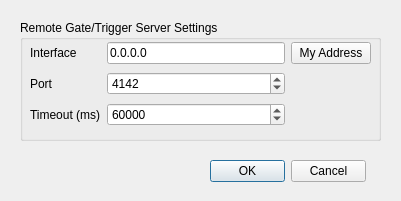
billkarsh/SpikeGLX, file Forms/RgtSrvDialog.ui: the form before one commit.
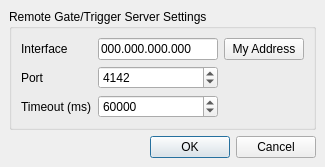
The form after the commit.

```diff
--- a/Forms/RgtSrvDialog.ui
+++ b/Forms/RgtSrvDialog.ui
@@ -9,21 +9,36 @@
    <rect>
     <x>0</x>
     <y>0</y>
-    <width>401</width>
-    <height>201</height>
+    <width>325</width>
+    <height>159</height>
    </rect>
   </property>
   <property name="windowTitle">
    <string>Gate/Trigger Server Settings</string>
   </property>
+  <layout class="QGridLayout" name="gridLayout_2">
+   <property name="leftMargin">
+    <number>9</number>
+   </property>
+   <property name="topMargin">
+    <number>9</number>
+   </property>
+   <property name="rightMargin">
+    <number>9</number>
+   </property>
+   <property name="bottomMargin">
+    <number>9</number>
+   </property>
+   <property name="spacing">
+    <number>4</number>
+   </property>
+   <item row="2" column="0">
   <widget class="QDialogButtonBox" name="buttonBox">
-   <property name="geometry">
-    <rect>
-     <x>210</x>
-     <y>160</y>
-     <width>156</width>
-     <height>23</height>
-    </rect>
+     <property name="sizePolicy">
+      <sizepolicy hsizetype="Preferred" vsizetype="Preferred">
+       <horstretch>0</horstretch>
+       <verstretch>0</verstretch>
+      </sizepolicy>
    </property>
    <property name="focusPolicy">
     <enum>Qt::StrongFocus</enum>
@@ -35,15 +50,9 @@
     <set>QDialogButtonBox::Cancel|QDialogButtonBox::Ok</set>
    </property>
   </widget>
+   </item>
+   <item row="0" column="0">
   <widget class="QGroupBox" name="enabledGB">
-   <property name="geometry">
-    <rect>
-     <x>20</x>
-     <y>20</y>
-     <width>361</width>
-     <height>121</height>
-    </rect>
-   </property>
    <property name="title">
     <string>Remote Gate/Trigger Server Settings</string>
    </property>
@@ -53,20 +62,14 @@
    <property name="checked">
     <bool>false</bool>
    </property>
-   <widget class="QWidget" name="gridLayoutWidget">
-    <property name="geometry">
-     <rect>
-      <x>10</x>
-      <y>20</y>
-      <width>341</width>
-      <height>91</height>
-     </rect>
-    </property>
     <layout class="QGridLayout" name="gridLayout">
+      <property name="horizontalSpacing">
+       <number>6</number>
+      </property>
      <item row="0" column="0">
       <widget class="QLabel" name="ipLabel">
        <property name="sizePolicy">
-        <sizepolicy hsizetype="Minimum" vsizetype="Preferred">
+         <sizepolicy hsizetype="Preferred" vsizetype="Preferred">
          <horstretch>0</horstretch>
          <verstretch>0</verstretch>
         </sizepolicy>
@@ -78,13 +81,51 @@
      </item>
      <item row="0" column="1">
       <widget class="QLineEdit" name="ipLE">
+        <property name="sizePolicy">
+         <sizepolicy hsizetype="MinimumExpanding" vsizetype="Fixed">
+          <horstretch>0</horstretch>
+          <verstretch>0</verstretch>
+         </sizepolicy>
+        </property>
        <property name="text">
-        <string>0.0.0.0</string>
+         <string>000.000.000.000</string>
+        </property>
+       </widget>
+      </item>
+      <item row="0" column="2">
+       <widget class="QPushButton" name="ipBut">
+        <property name="sizePolicy">
+         <sizepolicy hsizetype="Preferred" vsizetype="Preferred">
+          <horstretch>0</horstretch>
+          <verstretch>0</verstretch>
+         </sizepolicy>
+        </property>
+        <property name="text">
+         <string>My Address</string>
+        </property>
+       </widget>
+      </item>
+      <item row="1" column="0">
+       <widget class="QLabel" name="portLabel">
+        <property name="sizePolicy">
+         <sizepolicy hsizetype="Preferred" vsizetype="Preferred">
+          <horstretch>0</horstretch>
+          <verstretch>0</verstretch>
+         </sizepolicy>
+        </property>
+        <property name="text">
+         <string>Port</string>
        </property>
       </widget>
      </item>
      <item row="1" column="1">
       <widget class="QSpinBox" name="portSB">
+        <property name="sizePolicy">
+         <sizepolicy hsizetype="Expanding" vsizetype="Fixed">
+          <horstretch>0</horstretch>
+          <verstretch>0</verstretch>
+         </sizepolicy>
+        </property>
        <property name="minimum">
         <number>1</number>
        </property>
@@ -96,8 +137,30 @@
        </property>
       </widget>
      </item>
+      <item row="2" column="0">
+       <widget class="QLabel" name="toLabel">
+        <property name="sizePolicy">
+         <sizepolicy hsizetype="Preferred" vsizetype="Preferred">
+          <horstretch>0</horstretch>
+          <verstretch>0</verstretch>
+         </sizepolicy>
+        </property>
+        <property name="toolTip">
+         <string>Communications timeout. Connections are dropped if they take longer than this to respond to immediate commands.</string>
+        </property>
+        <property name="text">
+         <string>Timeout (ms)</string>
+        </property>
+       </widget>
+      </item>
      <item row="2" column="1">
       <widget class="QSpinBox" name="toSB">
+        <property name="sizePolicy">
+         <sizepolicy hsizetype="Expanding" vsizetype="Fixed">
+          <horstretch>0</horstretch>
+          <verstretch>0</verstretch>
+         </sizepolicy>
+        </property>
        <property name="toolTip">
         <string>Communications timeout. Connections are dropped if they take longer than this to respond to immediate commands.</string>
        </property>
@@ -112,45 +175,26 @@
        </property>
       </widget>
      </item>
-     <item row="0" column="2">
-      <widget class="QPushButton" name="ipBut">
-       <property name="text">
-        <string>My Address</string>
-       </property>
+     </layout>
       </widget>
      </item>
      <item row="1" column="0">
-      <widget class="QLabel" name="portLabel">
-       <property name="sizePolicy">
-        <sizepolicy hsizetype="Minimum" vsizetype="Preferred">
-         <horstretch>0</horstretch>
-         <verstretch>0</verstretch>
-        </sizepolicy>
-       </property>
-       <property name="text">
-        <string>Port</string>
-       </property>
-      </widget>
-     </item>
-     <item row="2" column="0">
-      <widget class="QLabel" name="toLabel">
-       <property name="sizePolicy">
-        <sizepolicy hsizetype="Minimum" vsizetype="Preferred">
-         <horstretch>0</horstretch>
-         <verstretch>0</verstretch>
-        </sizepolicy>
-       </property>
-       <property name="toolTip">
-        <string>Communications timeout. Connections are dropped if they take longer than this to respond to immediate commands.</string>
-       </property>
-       <property name="text">
-        <string>Timeout (ms)</string>
-       </property>
-      </widget>
-     </item>
-    </layout>
-   </widget>
-  </widget>
+    <spacer name="verticalSpacer">
+     <property name="orientation">
+      <enum>Qt::Vertical</enum>
+     </property>
+     <property name="sizeType">
+      <enum>QSizePolicy::MinimumExpanding</enum>
+     </property>
+     <property name="sizeHint" stdset="0">
+      <size>
+       <width>0</width>
+       <height>2</height>
+      </size>
+     </property>
+    </spacer>
+   </item>
+  </layout>
  </widget>
  <tabstops>
   <tabstop>buttonBox</tabstop>
```
Left out of the diff: 2 changed lines with no effect on the pictures. Lines whose indentation alone changed are shown as unchanged.
